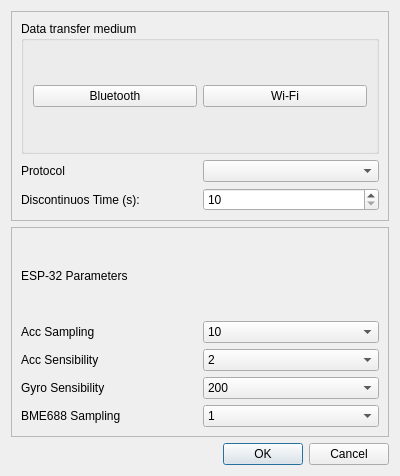
Qt form Tarea2/Raspberry/extra/qt/esp_config_win.ui (valesteban/iot_g4) before a commit.
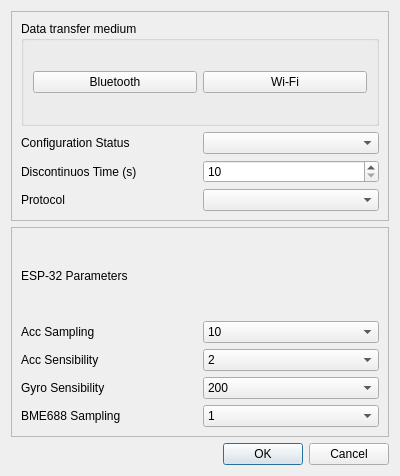
The same form after that commit. Icons and pictures are not drawn.

Commit message: agregados campos faltantes en ui

```diff
--- a/Tarea2/Raspberry/extra/qt/esp_config_win.ui
+++ b/Tarea2/Raspberry/extra/qt/esp_config_win.ui
@@ -73,22 +73,8 @@
       </item>
       <item>
        <layout class="QGridLayout" name="gridLayout_protocol_params">
-        <item row="1" column="0">
-         <widget class="QLabel" name="label_disc_time">
-          <property name="text">
-           <string>Discontinuos Time (s):</string>
-          </property>
-         </widget>
-        </item>
-        <item row="0" column="0">
-         <widget class="QLabel" name="label_protocol">
-          <property name="text">
-           <string>Protocol</string>
-          </property>
-         </widget>
-        </item>
         <item row="0" column="1">
-         <widget class="QComboBox" name="comboBox_protocol"/>
+         <widget class="QComboBox" name="comboBox_conf_status"/>
         </item>
         <item row="1" column="1">
          <widget class="QSpinBox" name="spinBox_disc_time">
@@ -103,6 +89,30 @@
           </property>
          </widget>
         </item>
+        <item row="0" column="0">
+         <widget class="QLabel" name="label_conf_status">
+          <property name="text">
+           <string>Configuration Status</string>
+          </property>
+         </widget>
+        </item>
+        <item row="1" column="0">
+         <widget class="QLabel" name="label_disc_time">
+          <property name="text">
+           <string>Discontinuos Time (s)</string>
+          </property>
+         </widget>
+        </item>
+        <item row="2" column="0">
+         <widget class="QLabel" name="label_protocol">
+          <property name="text">
+           <string>Protocol</string>
+          </property>
+         </widget>
+        </item>
+        <item row="2" column="1">
+         <widget class="QComboBox" name="comboBox_protocol"/>
+        </item>
        </layout>
       </item>
      </layout>
```
The commit also changes 1 other file.
